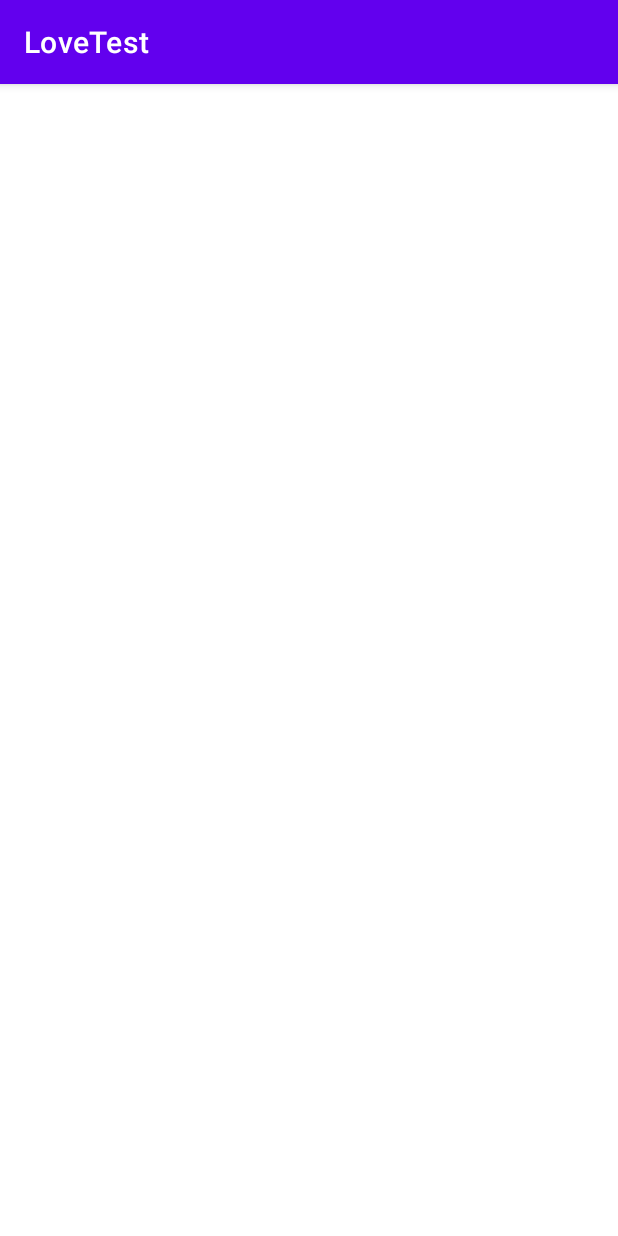
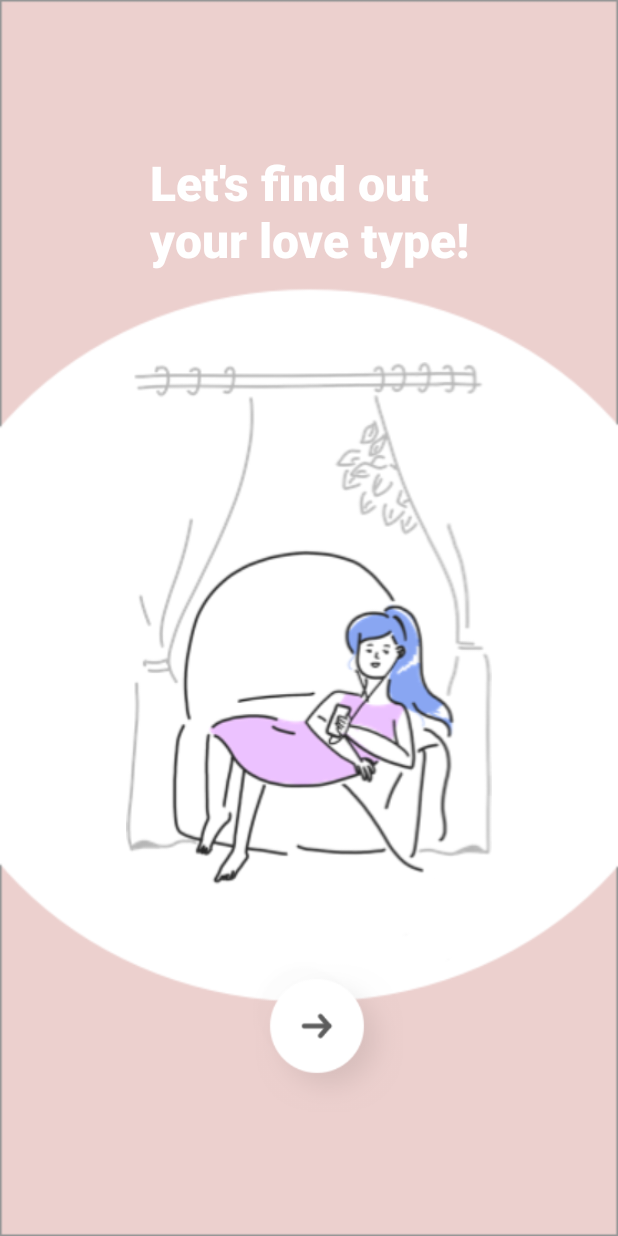
Before and after one commit to heebum99/Kotlin-Project, an Android app: the screen it shows after launch (MainActivity), on a phone screen of 412 x 824 dp. Run offline under Robolectric (Android 15) with nearby library versions, the phone set to English and light mode, and no system bars.

Commit message:
Project_Complete

```diff
--- a/app/src/main/AndroidManifest.xml
+++ b/app/src/main/AndroidManifest.xml
@@ -8,7 +8,7 @@
         android:label="@string/app_name"
         android:roundIcon="@mipmap/ic_launcher_round"
         android:supportsRtl="true"
-        android:theme="@style/Theme.LoveTest">
+        android:theme="@style/AppTheme">
         <activity
             android:name=".MainActivity"
             android:exported="true">
--- a/app/src/main/java/com/example/lovetest/MainActivity.kt
+++ b/app/src/main/java/com/example/lovetest/MainActivity.kt
@@ -2,12 +2,18 @@ package com.example.lovetest
 
 import androidx.appcompat.app.AppCompatActivity
 import android.os.Bundle
+import android.view.View
+import androidx.navigation.NavController
+import androidx.navigation.findNavController
 
 //activity는 fragment를 담아주는 틀 역할
+class MainActivity : AppCompatActivity() {
 
-class MainActivity : AppCompatActivity() {
+    lateinit var navController: NavController
+
     override fun onCreate(savedInstanceState: Bundle?) {
         super.onCreate(savedInstanceState)
         setContentView(R.layout.activity_main)
+        navController = findNavController(R.id.nav_host_fragment)
     }
 }
--- a/app/src/main/res/layout/activity_main.xml
+++ b/app/src/main/res/layout/activity_main.xml
@@ -4,9 +4,10 @@
     xmlns:tools="http://schemas.android.com/tools"
     android:layout_width="match_parent"
     android:layout_height="match_parent"
-    tools:context=".MainActivity">
+    tools:context=".MainActivity"
+    >
 
-    <androidx.fragment.app.FragmentContainerView
+    <fragment
         android:id="@+id/nav_host_fragment"
         android:name="androidx.navigation.fragment.NavHostFragment"
         android:layout_width="0dp"
@@ -15,8 +16,8 @@
         app:layout_constraintRight_toRightOf="parent"
         app:layout_constraintTop_toTopOf="parent"
         app:layout_constraintBottom_toBottomOf="parent"
+        app:defaultNavHost="true"
+        app:navGraph="@navigation/nav_graph"/>
 
-        app:defaultNavHost="true"
-        app:navGraph="@navigation/nav_graph" />
 
 </androidx.constraintlayout.widget.ConstraintLayout>
--- a/app/src/main/res/layout/fragment_main.xml
+++ b/app/src/main/res/layout/fragment_main.xml
@@ -31,6 +31,7 @@
         app:layout_constraintTop_toBottomOf="@+id/textView" />
 
     <ImageView
+        android:id="@+id/btn_next"
         android:layout_width="100dp"
         android:layout_height="100dp"
         android:src="@drawable/next"
--- a/app/src/main/res/layout/fragment_question.xml
+++ b/app/src/main/res/layout/fragment_question.xml
@@ -5,7 +5,7 @@
     android:layout_width="match_parent"
     android:layout_height="match_parent"
     android:background="@drawable/background"
-    tools:context=".fragment.MainFragment">
+    tools:context=".fragment.QuestionFragment">
 
     <TextView
         android:id="@+id/textView"
@@ -32,6 +32,7 @@
         app:layout_constraintTop_toBottomOf="@+id/textView" />
 
     <ImageView
+        android:id="@+id/btn_next"
         android:layout_width="100dp"
         android:layout_height="100dp"
         android:layout_marginTop="40dp"
--- a/app/src/main/res/navigation/nav_graph.xml
+++ b/app/src/main/res/navigation/nav_graph.xml
@@ -1,6 +1,60 @@
 <?xml version="1.0" encoding="utf-8"?>
 <navigation xmlns:android="http://schemas.android.com/apk/res/android"
     xmlns:app="http://schemas.android.com/apk/res-auto"
-    android:id="@+id/nav_graph">
+    xmlns:tools="http://schemas.android.com/tools"
+    android:id="@+id/nav_graph"
+    app:startDestination="@id/mainFragment">
 
+    <fragment
+        android:id="@+id/mainFragment"
+        android:name="com.example.lovetest.fragment.MainFragment"
+        android:label="fragment_main"
+        tools:layout="@layout/fragment_main">
+        <action
+            android:id="@+id/action_mainFragment_to_questionFragment"
+            app:destination="@id/questionFragment"
+            app:enterAnim="@anim/nav_default_enter_anim"
+            app:exitAnim="@anim/nav_default_pop_enter_anim"
+            app:popEnterAnim="@anim/nav_default_exit_anim"
+            app:popExitAnim="@anim/nav_default_pop_exit_anim" />
+    </fragment>
+    <fragment
+        android:id="@+id/selectionFragment"
+        android:name="com.example.lovetest.fragment.SelectionFragment"
+        android:label="fragment_selection"
+        tools:layout="@layout/fragment_selection">
+        <action
+            android:id="@+id/action_selectionFragment_to_resultFragment"
+            app:destination="@id/resultFragment"
+            app:enterAnim="@anim/nav_default_enter_anim"
+            app:exitAnim="@anim/nav_default_pop_enter_anim"
+            app:popEnterAnim="@anim/nav_default_exit_anim"
+            app:popExitAnim="@anim/nav_default_pop_exit_anim" />
+    </fragment>
+    <fragment
+        android:id="@+id/questionFragment"
+        android:name="com.example.lovetest.fragment.QuestionFragment"
+        android:label="fragment_question"
+        tools:layout="@layout/fragment_question">
+        <action
+            android:id="@+id/action_questionFragment_to_selectionFragment"
+            app:destination="@id/selectionFragment"
+            app:enterAnim="@anim/nav_default_enter_anim"
+            app:exitAnim="@anim/nav_default_pop_enter_anim"
+            app:popEnterAnim="@anim/nav_default_exit_anim"
+            app:popExitAnim="@anim/nav_default_pop_exit_anim" />
+    </fragment>
+    <fragment
+        android:id="@+id/resultFragment"
+        android:name="com.example.lovetest.fragment.ResultFragment"
+        android:label="fragment_result"
+        tools:layout="@layout/fragment_result">
+        <action
+            android:id="@+id/action_resultFragment_to_mainFragment"
+            app:destination="@id/mainFragment"
+            app:enterAnim="@anim/nav_default_enter_anim"
+            app:exitAnim="@anim/nav_default_pop_enter_anim"
+            app:popEnterAnim="@anim/nav_default_exit_anim"
+            app:popExitAnim="@anim/nav_default_pop_exit_anim" />
+    </fragment>
 </navigation>
--- a/app/src/main/res/values/colors.xml
+++ b/app/src/main/res/values/colors.xml
@@ -7,4 +7,7 @@
     <color name="teal_700">#FF018786</color>
     <color name="black">#FF000000</color>
     <color name="white">#FFFFFFFF</color>
+    <color name="colorPrimary">#008577</color>
+    <color name="colorPrimaryDark">#00574B</color>
+    <color name="colorAccent">#D81B60</color>
 </resources>
--- a/app/src/main/res/values/strings.xml
+++ b/app/src/main/res/values/strings.xml
@@ -1,5 +1,5 @@
 <resources>
     <string name="app_name">LoveTest</string>
-    <string name="main_title">Let's find out\nyour love type!</string>
+    <string name="main_title">Let\'s find out\nyour love type!</string>
     <string name="question">There were favorite flowers\nin the flower base.\nAs time goes, the flowers\nhave all withered.\nWhat are you going to do with that?</string>
 </resources>
--- /dev/null
+++ b/app/src/main/res/values/styles.xml
@@ -0,0 +1,9 @@
+<?xml version="1.0" encoding="utf-8"?>
+<resources>
+    <style name="AppTheme" parent="Theme.AppCompat.Light.NoActionBar">
+        <!-- Customize your theme here. -->
+        <item name="colorPrimary">@color/colorPrimary</item>
+        <item name="colorPrimaryDark">@color/colorPrimaryDark</item>
+        <item name="colorAccent">@color/colorAccent</item>
+    </style>
+</resources>
```
Also changed, not shown: app/build.gradle (+5 -6 lines), app/src/main/java/com/example/lovetest/fragment/MainFragment.kt (+16 -37 lines), app/src/main/java/com/example/lovetest/fragment/QuestionFragment.kt (+26 -37 lines), app/src/main/java/com/example/lovetest/fragment/ResultFragment.kt (+44 -38 lines), app/src/main/java/com/example/lovetest/fragment/SelectionFragment.kt (+40 -33 lines), app/src/main/res/layout/fragment_result.xml (+6 -6 lines).
